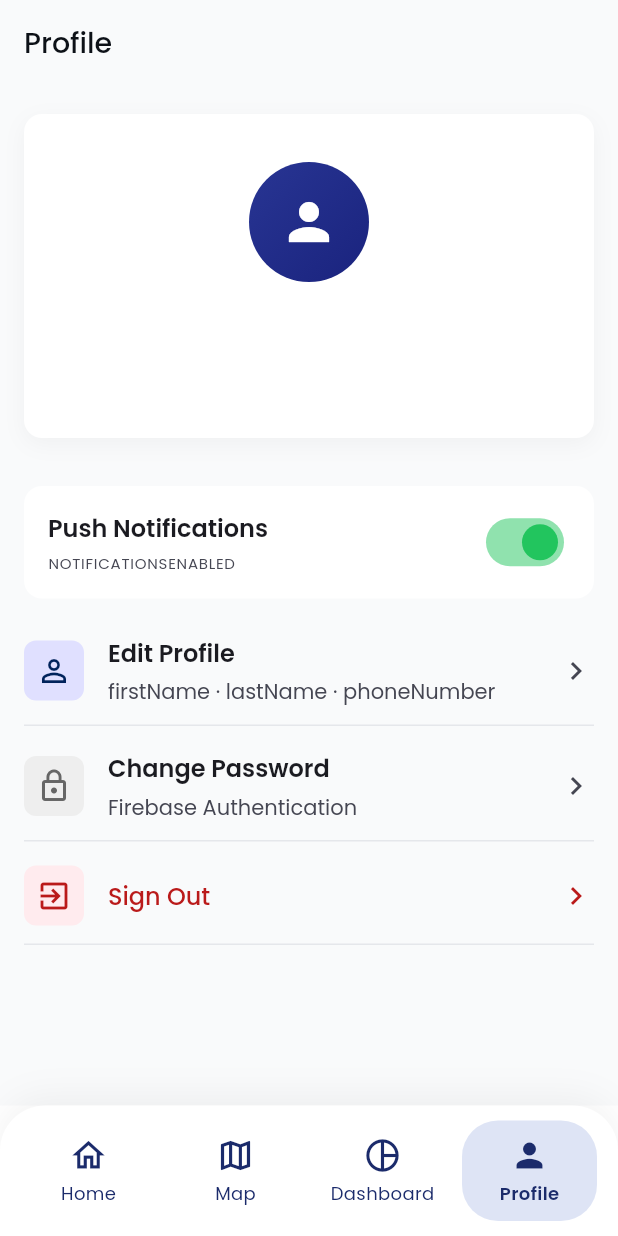
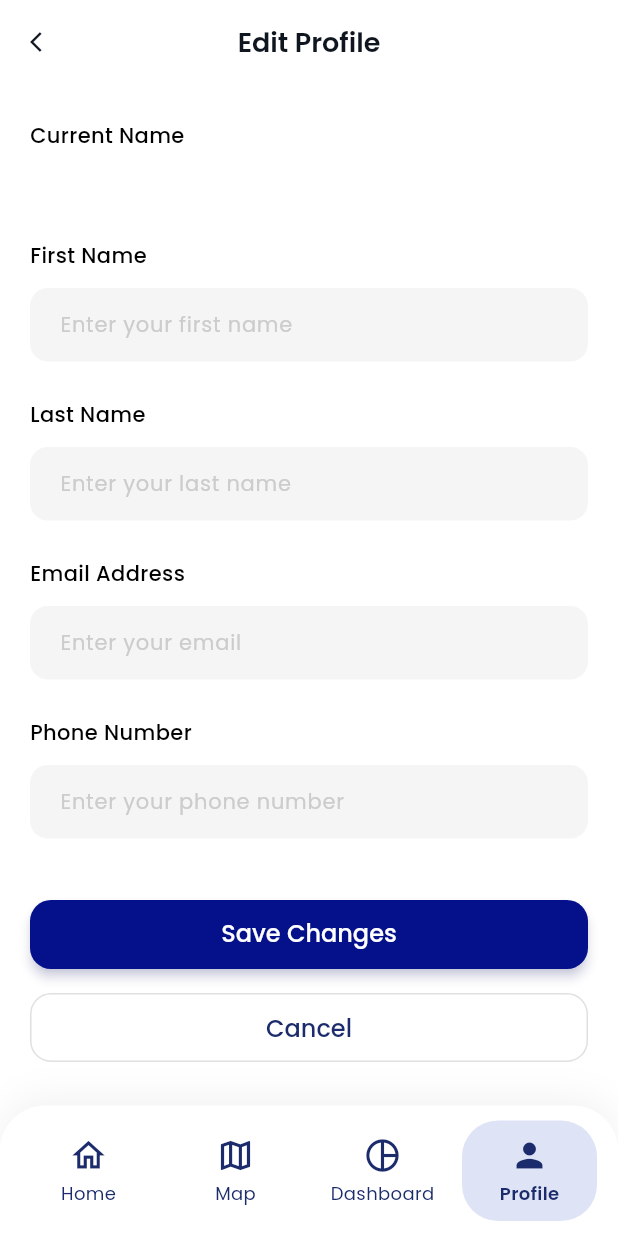
Before and after one commit to Babyroof/CSC291-AedesAlert-Yungrai, a Flutter app: the ProfileScreen screen opened by its route, after a tap on "Edit Profile", on a phone screen of 412 x 824 dp. Run offline on Flutter 3.47's test engine with Material 3 defaults, Android fonts, the phone set to English and light mode, and no system bars; our stand-ins replace cloud_firestore, firebase_auth, firebase_core, flutter_riverpod, go_router, google_fonts; accounts and stored records are empty.

Commit message:
feat:edit-profile-screen,change-password-screen

```diff
--- /dev/null
+++ b/lib/features/profile/screens/edit_profile_screen.dart
@@ -0,0 +1,359 @@
+import 'package:flutter/material.dart';
+import 'package:aedes_alert_yungrai/core/themes/app_colors.dart';
+
+class EditProfileScreen extends StatefulWidget {
+  final String? firstName;
+  final String? lastName;
+  final String? email;
+  final String? phoneNumber;
+
+  const EditProfileScreen({
+    super.key,
+    this.firstName,
+    this.lastName,
+    this.email,
+    this.phoneNumber,
+  });
+
+  @override
+  State<EditProfileScreen> createState() => _EditProfileScreenState();
+}
+
+class _EditProfileScreenState extends State<EditProfileScreen> {
+  late TextEditingController _firstNameController;
+  late TextEditingController _lastNameController;
+  late TextEditingController _emailController;
+  late TextEditingController _phoneNumberController;
+
+  String? _firstNameError;
+  String? _lastNameError;
+  String? _emailError;
+  String? _phoneNumberError;
+  bool _isLoading = false;
+
+  @override
+  void initState() {
+    super.initState();
+    _firstNameController = TextEditingController(text: widget.firstName ?? '');
+    _lastNameController = TextEditingController(text: widget.lastName ?? '');
+    _emailController = TextEditingController(text: widget.email ?? '');
+    _phoneNumberController = TextEditingController(text: widget.phoneNumber ?? '');
+  }
+
+  @override
+  void dispose() {
+    _firstNameController.dispose();
+    _lastNameController.dispose();
+    _emailController.dispose();
+    _phoneNumberController.dispose();
+    super.dispose();
+  }
+
+  void _saveChanges() {
+    // TODO: Implement save logic
+    setState(() {
+      _isLoading = true;
+    });
+
+    Future.delayed(const Duration(seconds: 1), () {
+      if (mounted) {
+        setState(() {
+          _isLoading = false;
+        });
+        Navigator.pop(context);
+      }
+    });
+  }
+
+  Widget _buildTextField({
+    required TextEditingController controller,
+    required String hint,
+    required ValueChanged<String> onChanged,
+    String? errorText,
+    TextInputType keyboardType = TextInputType.text,
+  }) {
+    final hasError = errorText != null;
+    return Column(
+      crossAxisAlignment: CrossAxisAlignment.start,
+      children: [
+        SizedBox(
+          height: 50,
+          child: TextField(
+            controller: controller,
+            onChanged: onChanged,
+            keyboardType: keyboardType,
+            decoration: InputDecoration(
+              hintText: hint,
+              hintStyle: const TextStyle(
+                fontFamily: 'Poppins',
+                fontSize: 14,
+                fontWeight: FontWeight.w400,
+                color: Color(0xFFCCCCCC),
+              ),
+              contentPadding: const EdgeInsets.symmetric(
+                horizontal: 16.0,
+                vertical: 14.0,
+              ),
+              filled: true,
+              fillColor: hasError
+                  ? const Color(0xFFFFF0F0)
+                  : const Color(0xFFF5F5F5),
+              border: OutlineInputBorder(
+                borderRadius: BorderRadius.circular(12),
+                borderSide: BorderSide.none,
+              ),
+              enabledBorder: OutlineInputBorder(
+                borderRadius: BorderRadius.circular(12),
+                borderSide: hasError
+                    ? const BorderSide(color: Color(0xFFE53935), width: 1)
+                    : BorderSide.none,
+              ),
+              focusedBorder: OutlineInputBorder(
+                borderRadius: BorderRadius.circular(12),
+                borderSide: BorderSide(
+                  color: hasError
+                      ? const Color(0xFFE53935)
+                      : AppColors.primary,
+                  width: 1,
+                ),
+              ),
+            ),
+            style: const TextStyle(
+              fontFamily: 'Poppins',
+              fontSize: 14,
+              fontWeight: FontWeight.w400,
+              color: Color(0xFF000000),
+            ),
+          ),
+        ),
+        if (hasError) ...[
+          const SizedBox(height: 6),
+          Row(
+            children: [
+              const Icon(
+                Icons.error_outline,
+                size: 14,
+                color: Color(0xFFE53935),
+              ),
+              const SizedBox(width: 4),
+              Text(
+                errorText,
+                style: const TextStyle(
+                  fontFamily: 'Poppins',
+                  fontSize: 12,
+                  color: Color(0xFFE53935),
+                ),
+              ),
+            ],
+          ),
+        ],
+      ],
+    );
+  }
+
+  @override
+  Widget build(BuildContext context) {
+    return Scaffold(
+      backgroundColor: AppColors.background,
+      appBar: AppBar(
+        backgroundColor: Colors.transparent,
+        elevation: 0,
+        leading: GestureDetector(
+          onTap: () => Navigator.pop(context),
+          child: const Icon(
+            Icons.arrow_back_ios,
+            size: 16,
+            color: Color(0xFF10161F),
+          ),
+        ),
+        centerTitle: true,
+        title: const Text(
+          'Edit Profile',
+          style: TextStyle(
+            fontFamily: 'Poppins',
+            fontSize: 18,
+            fontWeight: FontWeight.w600,
+            color: Color(0xFF10161F),
+          ),
+        ),
+      ),
+      body: SingleChildScrollView(
+        child: SafeArea(
+          child: Padding(
+            padding: const EdgeInsets.symmetric(
+              horizontal: 20.0,
+              vertical: 24.0,
+            ),
+            child: Column(
+              crossAxisAlignment: CrossAxisAlignment.start,
+              children: [
+                // Current Name Display
+                const Text(
+                  'Current Name',
+                  style: TextStyle(
+                    fontFamily: 'Poppins',
+                    fontSize: 14,
+                    fontWeight: FontWeight.w500,
+                    color: Color(0xFF000000),
+                  ),
+                ),
+                const SizedBox(height: 8),
+                Text(
+                  '${widget.firstName ?? ''} ${widget.lastName ?? ''}',
+                  style: const TextStyle(
+                    fontFamily: 'Poppins',
+                    fontSize: 14,
+                    fontWeight: FontWeight.w400,
+                    color: Color(0xFF999999),
+                  ),
+                ),
+                const SizedBox(height: 32),
+                // First Name Field
+                const Text(
+                  'First Name',
+                  style: TextStyle(
+                    fontFamily: 'Poppins',
+                    fontSize: 14,
+                    fontWeight: FontWeight.w500,
+                    color: Color(0xFF000000),
+                  ),
+                ),
+                const SizedBox(height: 12),
+                _buildTextField(
+                  controller: _firstNameController,
+                  hint: 'Enter your first name',
+                  errorText: _firstNameError,
+                  onChanged: (_) => setState(() => _firstNameError = null),
+                ),
+                const SizedBox(height: 24),
+                // Last Name Field
+                const Text(
+                  'Last Name',
+                  style: TextStyle(
+                    fontFamily: 'Poppins',
+                    fontSize: 14,
+                    fontWeight: FontWeight.w500,
+                    color: Color(0xFF000000),
+                  ),
+                ),
+                const SizedBox(height: 12),
+                _buildTextField(
+                  controller: _lastNameController,
+                  hint: 'Enter your last name',
+                  errorText: _lastNameError,
+                  onChanged: (_) => setState(() => _lastNameError = null),
+                ),
+                const SizedBox(height: 24),
+                // Email Field
+                const Text(
+                  'Email Address',
+                  style: TextStyle(
+                    fontFamily: 'Poppins',
+                    fontSize: 14,
+                    fontWeight: FontWeight.w500,
+                    color: Color(0xFF000000),
+                  ),
+                ),
+                const SizedBox(height: 12),
+                _buildTextField(
+                  controller: _emailController,
+                  hint: 'Enter your email',
+                  errorText: _emailError,
+                  keyboardType: TextInputType.emailAddress,
+                  onChanged: (_) => setState(() => _emailError = null),
+                ),
+                const SizedBox(height: 24),
+                // Phone Number Field
+                const Text(
+                  'Phone Number',
+                  style: TextStyle(
+                    fontFamily: 'Poppins',
+                    fontSize: 14,
+                    fontWeight: FontWeight.w500,
+                    color: Color(0xFF000000),
+                  ),
+                ),
+                const SizedBox(height: 12),
+                _buildTextField(
+                  controller: _phoneNumberController,
+                  hint: 'Enter your phone number',
+                  errorText: _phoneNumberError,
+                  keyboardType: TextInputType.phone,
+                  onChanged: (_) => setState(() => _phoneNumberError = null),
+                ),
+                const SizedBox(height: 40),
+                // Save Button
+                SizedBox(
+                  width: double.infinity,
+                  height: 46,
+                  child: ElevatedButton(
+                    onPressed: _isLoading ? null : _saveChanges,
+                    style: ElevatedButton.styleFrom(
+                      backgroundColor: const Color(0xFF05108B),
+                      padding: const EdgeInsets.fromLTRB(6, 12, 6, 12),
+                      shape: RoundedRectangleBorder(
+                        borderRadius: BorderRadius.circular(14),
+                      ),
+                      elevation: 3,
+                      shadowColor: const Color(0xFF05108B).withValues(alpha: 0.4),
+                    ),
+                    child: _isLoading
+                        ? const SizedBox(
+                            height: 24,
+                            width: 24,
+                            child: CircularProgressIndicator(
+                              valueColor: AlwaysStoppedAnimation<Color>(
+                                Colors.white,
+                              ),
+                              strokeWidth: 2.5,
+                            ),
+                          )
+                        : const Text(
+                            'Save Changes',
+                            style: TextStyle(
+                              fontFamily: 'Poppins',
+                              fontWeight: FontWeight.w500,
+                              fontSize: 16,
+                              height: 1.375,
+                              letterSpacing: 0,
+                              color: Colors.white,
+                            ),
+                          ),
+                  ),
+                ),
+                const SizedBox(height: 16),
+                // Cancel Button
+                SizedBox(
+                  width: double.infinity,
+                  height: 46,
+                  child: OutlinedButton(
+                    onPressed: () => Navigator.pop(context),
+                    style: OutlinedButton.styleFrom(
+                      side: const BorderSide(color: Color(0xFFE0E0E0)),
+                      padding: const EdgeInsets.fromLTRB(6, 12, 6, 12),
+                      shape: RoundedRectangleBorder(
+                        borderRadius: BorderRadius.circular(14),
+                      ),
+                    ),
+                    child: const Text(
+                      'Cancel',
+                      style: TextStyle(
+                        fontFamily: 'Poppins',
+                        fontWeight: FontWeight.w500,
+                        fontSize: 16,
+                        height: 1.375,
+                        letterSpacing: 0,
+                        color: AppColors.primary,
+                      ),
+                    ),
+                  ),
+                ),
+                const SizedBox(height: 24),
+              ],
+            ),
+          ),
+        ),
+      ),
+    );
+  }
+}
--- a/lib/features/profile/screens/profile_screen.dart
+++ b/lib/features/profile/screens/profile_screen.dart
@@ -1,6 +1,8 @@
 import 'package:flutter/material.dart';
 import 'package:aedes_alert_yungrai/core/constants/app_colors.dart';
 import 'package:aedes_alert_yungrai/features/auth/services/auth_service.dart';
+import 'package:aedes_alert_yungrai/features/profile/screens/edit_profile_screen.dart';
+import 'package:aedes_alert_yungrai/features/profile/screens/change_password_screen.dart';
 
 class ProfileScreen extends StatefulWidget {
   const ProfileScreen({super.key});
@@ -182,7 +184,16 @@ class _ProfileScreenState extends State<ProfileScreen> {
                 title: 'Edit Profile',
                 subtitle: 'firstName · lastName · phoneNumber',
                 onTap: () {
-                  // Handle Edit Profile
+                  Navigator.push(
+                    context,
+                    MaterialPageRoute(
+                      builder: (context) => EditProfileScreen(
+                        firstName: _userDisplayName?.split(' ').first ?? '',
+                        lastName: _userDisplayName?.split(' ').skip(1).join(' ') ?? '',
+                        email: _userEmail,
+                      ),
+                    ),
+                  );
                 },
               ),
               const SizedBox(height: 16),
@@ -194,7 +205,12 @@ class _ProfileScreenState extends State<ProfileScreen> {
                 title: 'Change Password',
                 subtitle: 'Firebase Authentication',
                 onTap: () {
-                  // Handle Change Password
+                  Navigator.push(
+                    context,
+                    MaterialPageRoute(
+                      builder: (context) => const ChangePasswordScreen(),
+                    ),
+                  );
                 },
               ),
               const SizedBox(height: 16),
--- a/lib/main.dart
+++ b/lib/main.dart
@@ -2,14 +2,12 @@ import 'package:flutter/material.dart';
 import 'package:flutter_riverpod/flutter_riverpod.dart';
 import 'package:firebase_core/firebase_core.dart';
 import 'firebase_options.dart';
-import 'seed_data.dart';
 import 'core/routes/app_router.dart';
 import 'core/themes/app_theme.dart';
 
 void main() async {
   WidgetsFlutterBinding.ensureInitialized();
   await Firebase.initializeApp(options: DefaultFirebaseOptions.currentPlatform);
-  await seedAll();
   runApp(const ProviderScope(child: MyApp()));
 }
 
```
Also changed, not shown: lib/features/profile/screens/change_password_screen.dart (added, +287 -0 lines).
